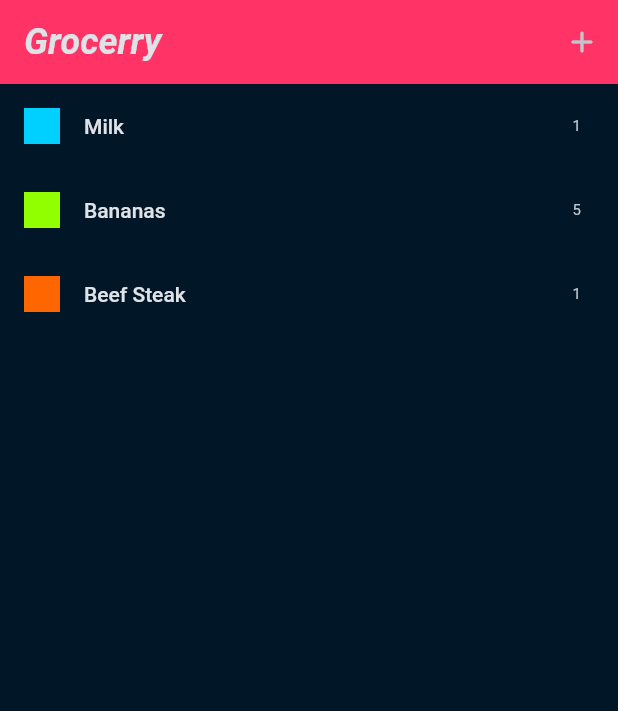
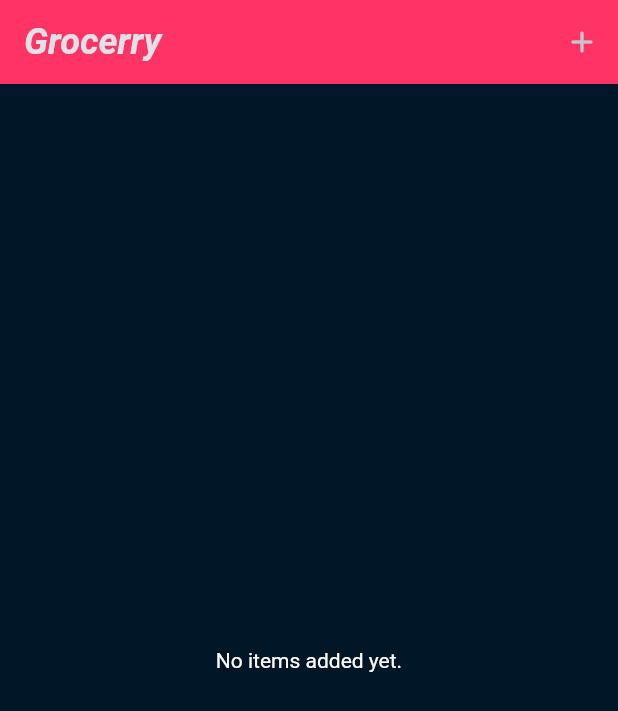
Before and after one commit to kursat-ozturk/shopping_list, a Flutter app: the screen it shows after launch, on a phone screen of 412 x 824 dp. Shown: the top 711 px of the screen. Run offline on Flutter 3.47's test engine with Material 2 defaults, Android fonts, the phone set to English and light mode, and no system bars.

Commit message:
passed data between screens

```diff
--- a/lib/data/dummy_items.dart
+++ /dev/null
@@ -1,22 +0,0 @@
-
-import 'package:shopping_list/data/categories.dart';
-import 'package:shopping_list/models/category.dart';
-import 'package:shopping_list/models/grocery_item.dart';
-
-final groceryItems = [
-  GroceryItem(
-      id: 'a',
-      name: 'Milk',
-      quantity: 1,
-      category: categories[Categories.dairy]!),
-  GroceryItem(
-      id: 'b',
-      name: 'Bananas',
-      quantity: 5,
-      category: categories[Categories.fruit]!),
-  GroceryItem(
-      id: 'c',
-      name: 'Beef Steak',
-      quantity: 1,
-      category: categories[Categories.meat]!),
-];
--- a/lib/widgets/grocery_list.dart
+++ b/lib/widgets/grocery_list.dart
@@ -1,5 +1,6 @@
 import 'package:flutter/material.dart';
-import 'package:shopping_list/data/dummy_items.dart';
+
+import 'package:shopping_list/models/grocery_item.dart';
 import 'package:shopping_list/widgets/new_item.dart';
 
 class GroceryList extends StatefulWidget {
@@ -10,16 +11,57 @@ class GroceryList extends StatefulWidget {
 }
 
 class _GroceryListState extends State<GroceryList> {
-  void _addItem() {
-    Navigator.of(context).push(
+  final List<GroceryItem> _groceryItems = [];
+
+  void _addItem() async {
+    final newItem = await Navigator.of(context).push<GroceryItem>(
       MaterialPageRoute(
         builder: (ctx) => const NewItem(),
       ),
     );
+
+    if (newItem == null) {
+      return;
+    }
+
+    setState(() {
+      _groceryItems.add(newItem);
+    });
+  }
+
+  void _removeItem(GroceryItem item) {
+    setState(() {
+      _groceryItems.remove(item);
+    });
   }
 
   @override
   Widget build(BuildContext context) {
+    Widget content = const Center(child: Text('No items added yet.'),);
+
+    if (_groceryItems.isNotEmpty) {
+      content = ListView.builder(
+        itemCount: _groceryItems.length,
+        itemBuilder: (ctx, index) => Dismissible(
+          onDismissed: (direction) {
+            _removeItem(_groceryItems[index]);
+          },
+          key: ValueKey(_groceryItems[index].id),
+          child: ListTile(
+            title: Text(_groceryItems[index].name),
+            leading: Container(
+              width: 24,
+              height: 24,
+              color: _groceryItems[index].category.color,
+            ),
+            trailing: Text(
+              _groceryItems[index].quantity.toString(),
+            ),
+          ),
+        ),
+      );
+    }
+
     return Scaffold(
       appBar: AppBar(
         title: const Text(
@@ -37,20 +79,7 @@ class _GroceryListState extends State<GroceryList> {
           ),
         ],
       ),
-      body: ListView.builder(
-        itemCount: groceryItems.length,
-        itemBuilder: (ctx, index) => ListTile(
-          title: Text(groceryItems[index].name),
-          leading: Container(
-            width: 24,
-            height: 24,
-            color: groceryItems[index].category.color,
-          ),
-          trailing: Text(
-            groceryItems[index].quantity.toString(),
-          ),
-        ),
-      ),
+      body: content,
     );
   }
 }
```
Also changed, not shown: lib/widgets/new_item.dart (+29 -3 lines).
